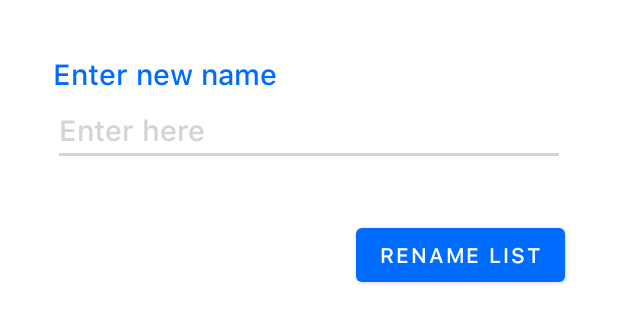
After one commit to vicky7230/Tasker, an Android app: the layout bottom_sheet_rename_list.xml on its own in the app's theme, with its tools: preview values and no code run, on a phone screen of 412 x 824 dp. The commit adds this screen. Shown: the top 323 px of the screen. Run offline under Robolectric (Android 15) with nearby library versions, the phone set to English and light mode, and no system bars; network calls fail.

Commit message:
added rename list functionality

```diff
--- a/app/src/main/java/com/vicky7230/tasker/data/db/AppDbHelper.kt
+++ b/app/src/main/java/com/vicky7230/tasker/data/db/AppDbHelper.kt
@@ -60,4 +60,8 @@ class AppDbHelper @Inject constructor(private val appDatabase: AppDatabase) : Db
     override suspend fun setTaskDeleted(id: Long): Int {
         return appDatabase.taskDao().setTaskDeleted(id)
     }
+
+    override suspend fun updateTaskList(name: String, listSlack: String): Int {
+        return appDatabase.tasklistDao().updateTaskList(name, listSlack)
+    }
 }
--- a/app/src/main/java/com/vicky7230/tasker/data/db/DbHelper.kt
+++ b/app/src/main/java/com/vicky7230/tasker/data/db/DbHelper.kt
@@ -32,4 +32,6 @@ interface DbHelper {
     suspend fun setTaskFinished(id: Long): Int
 
     suspend fun setTaskDeleted(id: Long): Int
+
+    suspend fun updateTaskList(name: String, listSlack: String): Int
 }
--- a/app/src/main/java/com/vicky7230/tasker/data/db/dao/TaskListDao.kt
+++ b/app/src/main/java/com/vicky7230/tasker/data/db/dao/TaskListDao.kt
@@ -33,4 +33,7 @@ interface TaskListDao {
 
     @Insert(onConflict = OnConflictStrategy.REPLACE)
     suspend fun insertTaskLists(taskLists: List<TaskList>): List<Long>
+
+    @Query("UPDATE lists SET name=:name WHERE list_slack=:listSlack")
+    suspend fun updateTaskList(name: String, listSlack: String): Int
 }
--- a/app/src/main/res/layout/bottom_sheet_colors.xml
+++ b/app/src/main/res/layout/bottom_sheet_colors.xml
@@ -12,7 +12,7 @@
         android:layout_height="wrap_content"
         android:layout_marginLeft="29dp"
         android:layout_marginTop="20dp"
-        android:text="Enter List Name"
+        android:text="Enter list name"
         android:textColor="@color/colorBlue"
         android:textSize="19dp" />
 
--- /dev/null
+++ b/app/src/main/res/layout/bottom_sheet_rename_list.xml
@@ -0,0 +1,41 @@
+<?xml version="1.0" encoding="utf-8"?>
+<LinearLayout xmlns:android="http://schemas.android.com/apk/res/android"
+    xmlns:app="http://schemas.android.com/apk/res-auto"
+    android:layout_width="match_parent"
+    android:layout_height="wrap_content"
+    android:background="@drawable/curved_bg_bottom_sheet"
+    android:orientation="vertical"
+    android:padding="15dp">
+
+    <androidx.appcompat.widget.AppCompatTextView
+        android:layout_width="wrap_content"
+        android:layout_height="wrap_content"
+        android:layout_marginLeft="20dp"
+        android:layout_marginTop="20dp"
+        android:text="Enter new name"
+        android:textColor="@color/colorBlue"
+        android:textSize="19dp" />
+
+    <androidx.appcompat.widget.AppCompatEditText
+        android:id="@+id/new_list_name"
+        android:layout_width="match_parent"
+        android:layout_height="wrap_content"
+        android:layout_marginLeft="20dp"
+        android:layout_marginRight="20dp"
+        android:hint="Enter here"
+        android:imeOptions="actionDone"
+        android:inputType="text"
+        android:textColorHint="@color/colorHints"
+        android:textSize="19sp"
+        app:backgroundTint="@color/colorHints" />
+
+    <com.google.android.material.button.MaterialButton
+        android:id="@+id/rename_list_button"
+        android:layout_width="wrap_content"
+        android:layout_height="wrap_content"
+        android:layout_gravity="end"
+        android:layout_marginRight="20dp"
+        android:layout_marginTop="35dp"
+        android:text="RENAME LIST" />
+
+</LinearLayout>
```
Also changed, not shown: app/src/main/java/com/vicky7230/tasker/data/AppDataManager.kt (+13 -0 lines), app/src/main/java/com/vicky7230/tasker/data/network/ApiHelper.kt (+7 -0 lines), app/src/main/java/com/vicky7230/tasker/data/network/ApiService.kt (+9 -0 lines), app/src/main/java/com/vicky7230/tasker/data/network/AppApiHelper.kt (+9 -0 lines), app/src/main/java/com/vicky7230/tasker/ui/_6taskList/TasksActivity.kt (+55 -1 lines), app/src/main/java/com/vicky7230/tasker/ui/_6taskList/TasksViewModel.kt (+47 -0 lines).
